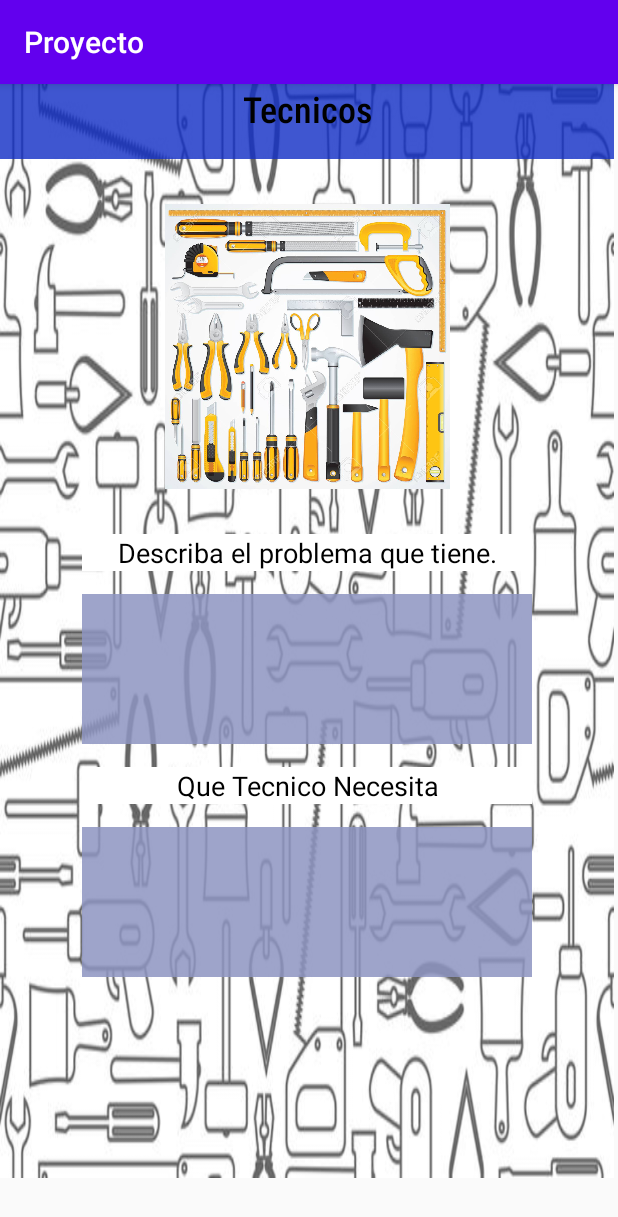
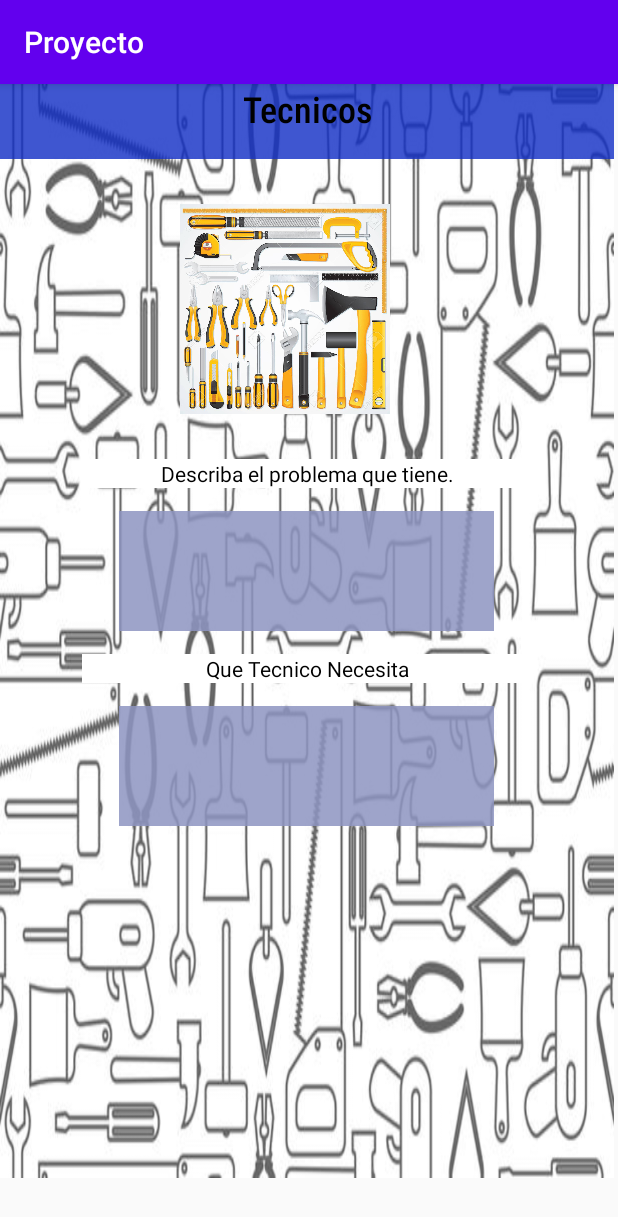
Before and after one commit to NicoDupleich2704/Proyecto1, an Android app: the TecnicosActivity screen opened directly, with no data from a screen before it, on a phone screen of 412 x 824 dp. Shown: the top 1217 px of the screen. Run offline under Robolectric (Android 15) with nearby library versions, the phone set to English and light mode, and no system bars.

Commit message:
Merge branch 'master' of https://github.com/NicoDupleich2704/Proyecto1
# Conflicts:
#	app/src/main/AndroidManifest.xml

```diff
--- a/app/src/main/res/layout/activity_tecnicos.xml
+++ b/app/src/main/res/layout/activity_tecnicos.xml
@@ -28,8 +28,8 @@
 
         <ImageView
             android:id="@+id/imageView"
-            android:layout_width="410dp"
-            android:layout_height="250dp"
+            android:layout_width="380dp"
+            android:layout_height="200dp"
             android:padding="30dp"
             app:srcCompat="@drawable/herramientas" />
 
@@ -42,13 +42,13 @@
             android:text="@string/TextoProblema"
             android:textAlignment="center"
             android:textColor="#000000"
-            android:textSize="18sp"
+            android:textSize="14sp"
             app:drawableTint="#000000" />
 
         <TextView
             android:id="@+id/in_QueProblemTecnico"
-            android:layout_width="300dp"
-            android:layout_height="100dp"
+            android:layout_width="250dp"
+            android:layout_height="80dp"
             android:layout_gravity="center"
             android:layout_margin="15dp"
             android:background="#DA8E95C1"
@@ -59,16 +59,16 @@
             android:layout_width="300dp"
             android:layout_height="wrap_content"
             android:layout_gravity="center"
+            android:background="#FFFFFF"
             android:text="@string/txt_queTecnico"
             android:textAlignment="center"
-            android:background="#FFFFFF"
             android:textColor="#000000"
-            android:textSize="18sp" />
+            android:textSize="14sp" />
 
         <TextView
             android:id="@+id/in_QueTecnico"
-            android:layout_width="300dp"
-            android:layout_height="100dp"
+            android:layout_width="250dp"
+            android:layout_height="80dp"
             android:layout_gravity="center"
             android:layout_margin="15dp"
             android:background="#DA8E95C1"
```
